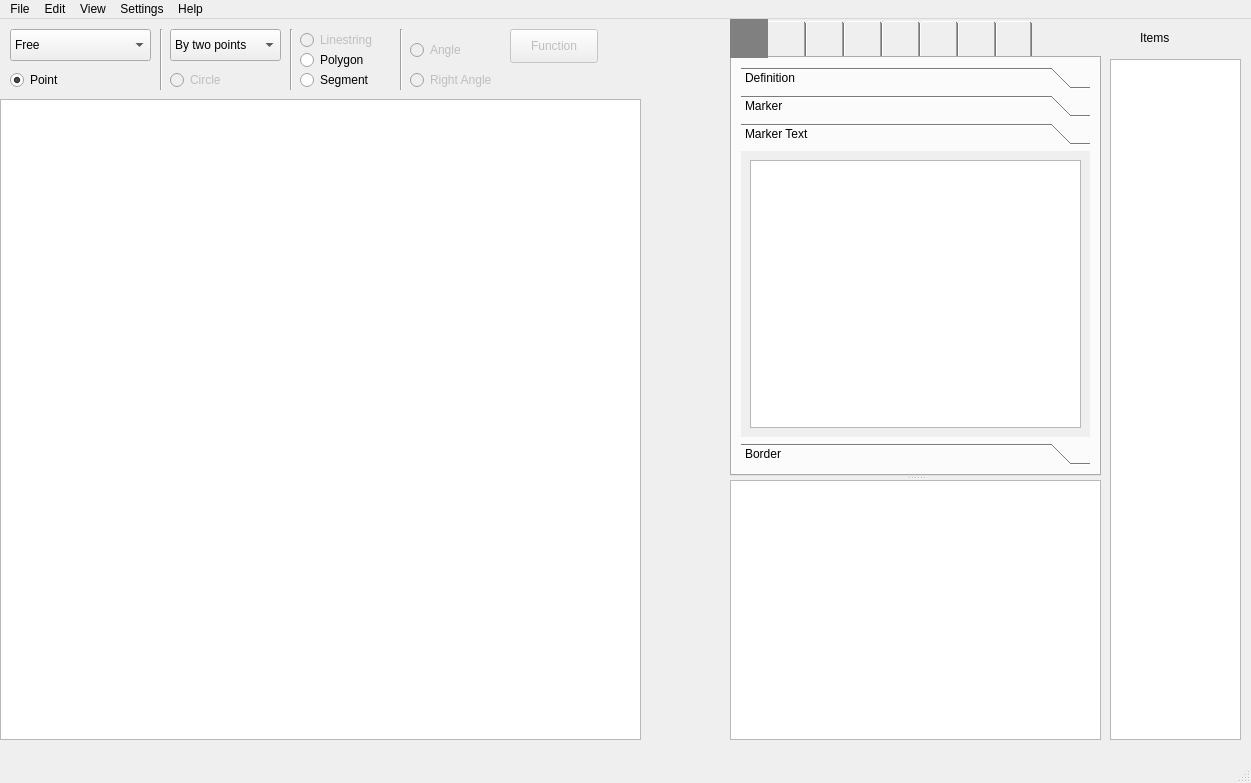
Qt form main_2.ui (csekri/tkzgeom) before a commit.
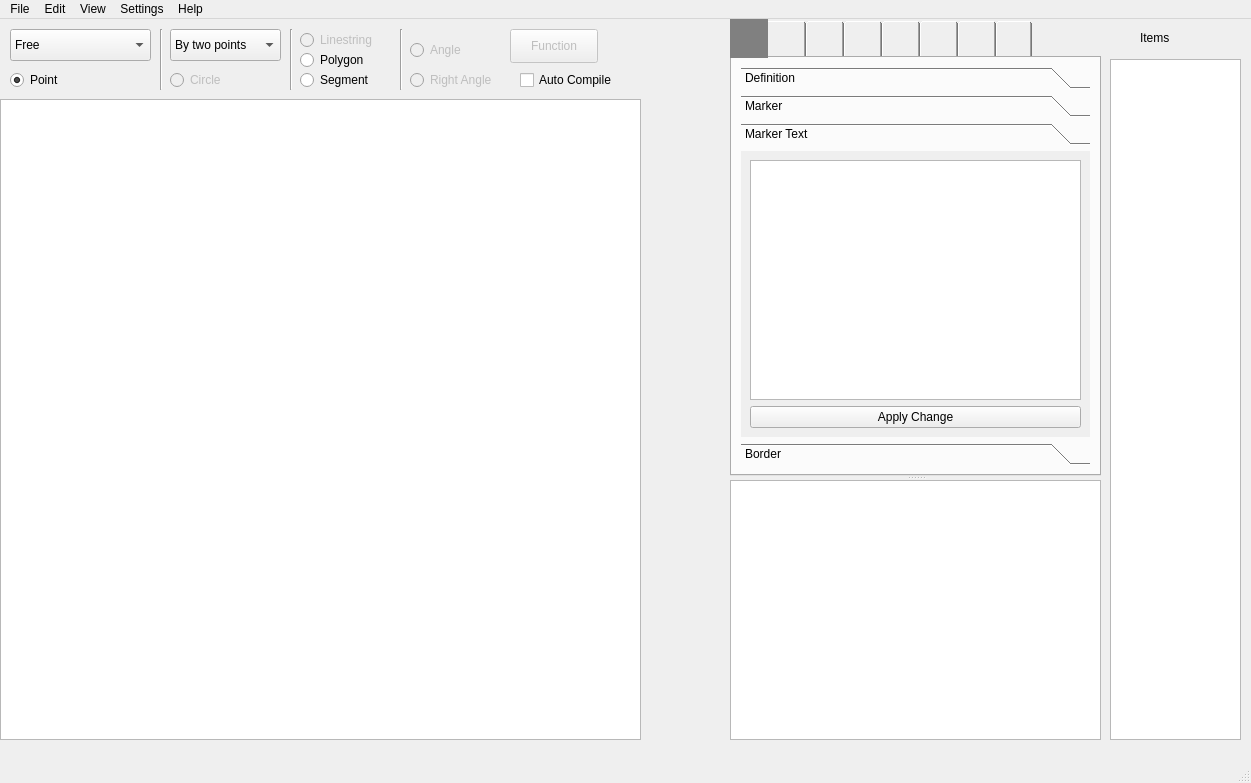
The same form after that commit. The open tabs and pages were chosen to show the change. Icons and pictures are not drawn. Custom widgets are drawn as their Qt base class.

Patch:
```diff
--- a/main_2.ui
+++ b/main_2.ui
@@ -820,7 +820,7 @@
             <x>0</x>
             <y>0</y>
             <width>351</width>
-            <height>358</height>
+            <height>300</height>
            </rect>
           </property>
           <attribute name="label">
@@ -830,6 +830,13 @@
            <item>
             <widget class="QPlainTextEdit" name="plainTextEdit"/>
            </item>
+           <item>
+            <widget class="QPushButton" name="point_apply_text_change">
+             <property name="text">
+              <string>Apply Change</string>
+             </property>
+            </widget>
+           </item>
           </layout>
          </widget>
          <widget class="QWidget" name="page_4">
@@ -1838,6 +1845,19 @@
      <enum>QAbstractItemView::ExtendedSelection</enum>
     </property>
    </widget>
+   <widget class="QCheckBox" name="auto_compile_checkbox">
+    <property name="geometry">
+     <rect>
+      <x>520</x>
+      <y>50</y>
+      <width>121</width>
+      <height>22</height>
+     </rect>
+    </property>
+    <property name="text">
+     <string>Auto Compile</string>
+    </property>
+   </widget>
   </widget>
   <widget class="QMenuBar" name="menubar">
    <property name="geometry">
```
Left out of the diff: 8 changed lines with no effect on the pictures.
